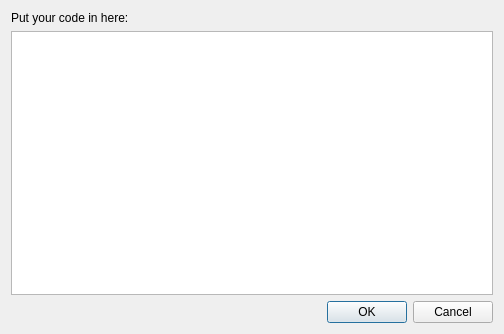
Old version of the form UI/step.ui in the repository mlopeza/QRex.
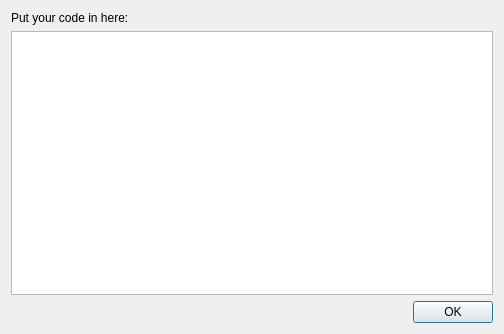
New version of the form.

Diff of the .ui file:
```diff
--- a/UI/step.ui
+++ b/UI/step.ui
@@ -29,7 +29,7 @@
       <enum>Qt::Horizontal</enum>
      </property>
      <property name="standardButtons">
-      <set>QDialogButtonBox::Cancel|QDialogButtonBox::Ok</set>
+      <set>QDialogButtonBox::Ok</set>
      </property>
     </widget>
    </item>
```
